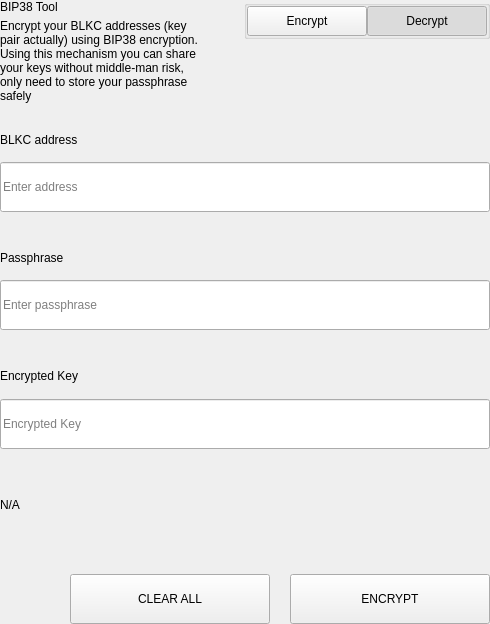
Old version of the form src/qt/blkc/settings/forms/settingsbittoolwidget.ui in the repository BlackHatCoin/BlackHatWallet.
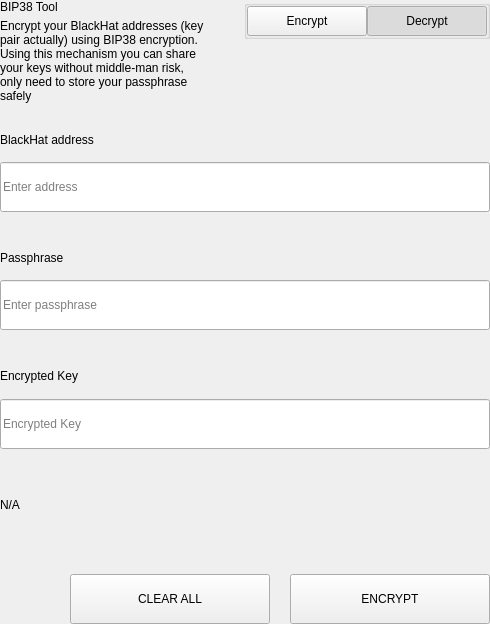
New version of the form.

```diff
--- a/src/qt/blkc/settings/forms/settingsbittoolwidget.ui
+++ b/src/qt/blkc/settings/forms/settingsbittoolwidget.ui
@@ -69,7 +69,7 @@
             <item>
              <widget class="QLabel" name="labelSubtitle1">
               <property name="text">
-               <string>Encrypt your BLKC addresses (key pair actually) using BIP38 encryption.
+               <string>Encrypt your BlackHat addresses (key pair actually) using BIP38 encryption.
 Using this mechanism you can share your keys without middle-man risk, only need to store your passphrase safely</string>
               </property>
               <property name="wordWrap">
@@ -657,7 +657,7 @@
                   </size>
                  </property>
                  <property name="text">
-                  <string>BLKC address</string>
+                  <string>BlackHat address</string>
                  </property>
                 </widget>
                </item>
```
